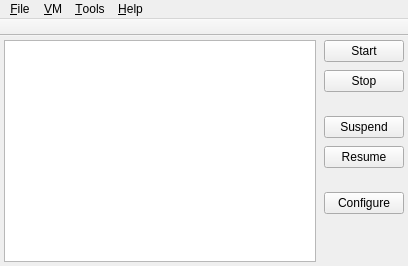
akapustiatyahoocouk/hadesvm, file src.qt/hadesvm-gui/MainWindow.ui: the form before one commit.
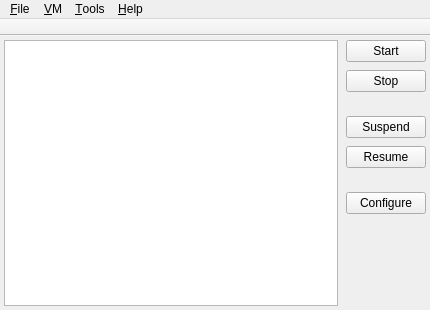
The form after the commit. Icons and pictures are not drawn.

Patch:
```diff
--- a/src.qt/hadesvm-gui/MainWindow.ui
+++ b/src.qt/hadesvm-gui/MainWindow.ui
@@ -6,8 +6,8 @@
    <rect>
     <x>0</x>
     <y>0</y>
-    <width>408</width>
-    <height>266</height>
+    <width>430</width>
+    <height>310</height>
    </rect>
   </property>
   <property name="minimumSize">
@@ -152,8 +152,8 @@
     <rect>
      <x>0</x>
      <y>0</y>
-     <width>408</width>
-     <height>22</height>
+     <width>430</width>
+     <height>26</height>
     </rect>
    </property>
    <widget class="QMenu" name="menuFile">
```
